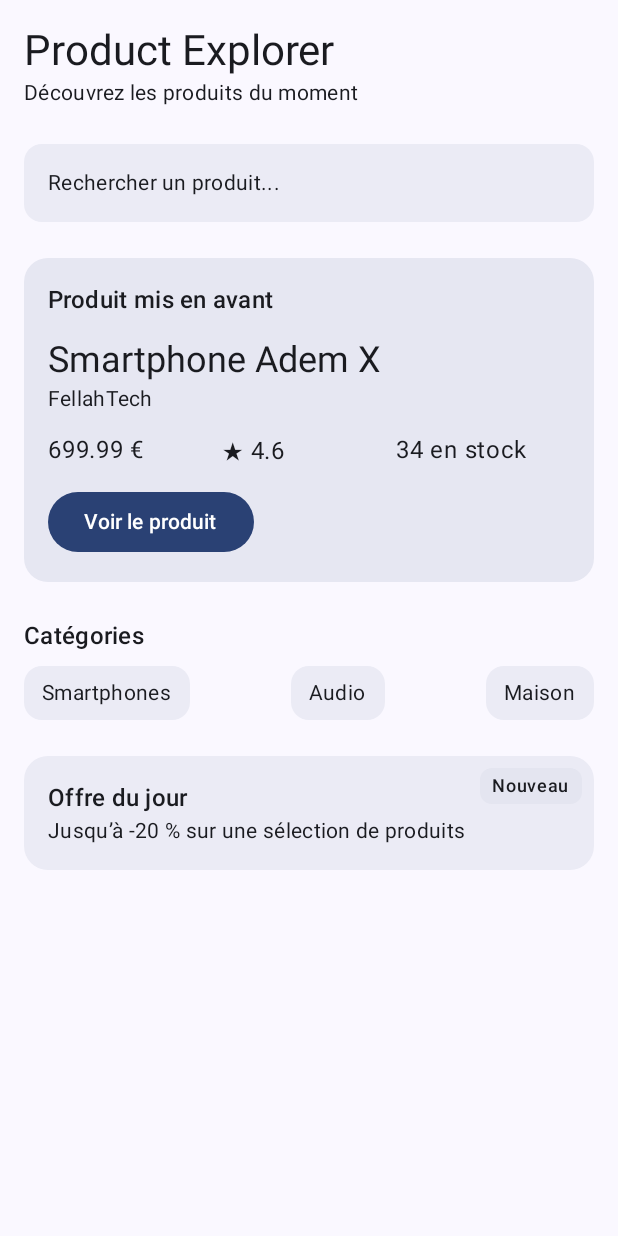
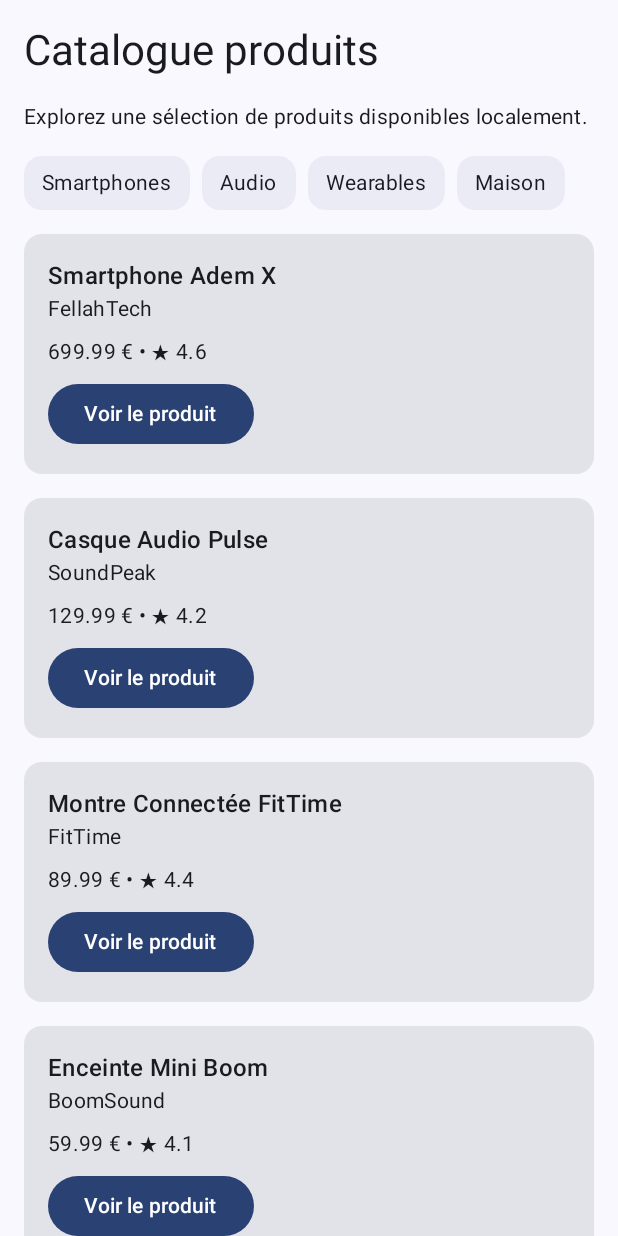
Before and after one commit to ademlsgo/ProductExplorer, an Android app built with Jetpack Compose: the screen it shows after launch (MainActivity), on a phone screen of 412 x 824 dp. Run offline under Robolectric (Android 15) with nearby library versions, the phone set to English and light mode, and no system bars.

Commit message:
TP6 : catalogue local de produits (LazyColumn, LazyRow, items)

```diff
--- a/app/src/main/java/com/example/productexplorer/MainActivity.kt
+++ b/app/src/main/java/com/example/productexplorer/MainActivity.kt
@@ -5,6 +5,7 @@ import androidx.activity.ComponentActivity
 import androidx.activity.compose.setContent
 import androidx.activity.enableEdgeToEdge
 import androidx.compose.foundation.Image
+import androidx.compose.foundation.layout.Arrangement
 import androidx.compose.foundation.layout.Box
 import androidx.compose.foundation.layout.Column
 import androidx.compose.foundation.layout.Row
@@ -12,7 +13,11 @@ import androidx.compose.foundation.layout.Spacer
 import androidx.compose.foundation.layout.fillMaxSize
 import androidx.compose.foundation.layout.fillMaxWidth
 import androidx.compose.foundation.layout.height
+import androidx.compose.foundation.layout.PaddingValues
 import androidx.compose.foundation.layout.padding
+import androidx.compose.foundation.lazy.LazyColumn
+import androidx.compose.foundation.lazy.LazyRow
+import androidx.compose.foundation.lazy.items
 import androidx.compose.material.icons.Icons
 import androidx.compose.material.icons.filled.Star
 import androidx.compose.material3.Button
@@ -38,9 +43,9 @@ class MainActivity : ComponentActivity() {
         setContent {
             ProductExplorerTheme {
                 Scaffold(modifier = Modifier.fillMaxSize()) { innerPadding ->
-                    ProductHomeScreen(
-                        featuredProduct = sampleProduct(),
-                        onFeaturedProductClick = {
+                    ProductCatalogScreen(
+                        products = sampleProducts(),
+                        onProductClick = {
                             // Plus tard : ouvrir le détail du produit
                         },
                         modifier = Modifier.padding(innerPadding)
@@ -54,6 +59,7 @@ class MainActivity : ComponentActivity() {
 // ---------- Données locales ----------
 
 data class ProductUi(
+    val id: Int,
     val title: String,
     val brand: String,
     val category: String,
@@ -68,6 +74,7 @@ data class ProductUi(
 
 fun sampleProduct(): ProductUi {
     return ProductUi(
+        id = 1,
         title = "Smartphone Adem X",
         brand = "FellahTech",
         category = "Smartphones",
@@ -83,6 +90,7 @@ fun sampleProduct(): ProductUi {
 
 fun sampleProductOutOfStock(): ProductUi {
     return ProductUi(
+        id = 2,
         title = "Casque Audio Pulse",
         brand = "SoundPeak",
         category = "Audio",
@@ -95,6 +103,43 @@ fun sampleProductOutOfStock(): ProductUi {
         warrantyInformation = "Garantie constructeur : 1 an",
         shippingInformation = "Produit temporairement indisponible"
     )
+}
+
+fun sampleProducts(): List<ProductUi> {
+    return listOf(
+        sampleProduct(),
+        sampleProductOutOfStock(),
+        ProductUi(
+            id = 3,
+            title = "Montre Connectée FitTime",
+            brand = "FitTime",
+            category = "Wearables",
+            description = "Une montre connectée simple pour suivre l’activité quotidienne.",
+            price = 89.99,
+            discountPercentage = 15.0,
+            rating = 4.4,
+            stock = 18,
+            warrantyInformation = "Garantie constructeur : 2 ans",
+            shippingInformation = "Livraison estimée : 2 à 4 jours ouvrés"
+        ),
+        ProductUi(
+            id = 4,
+            title = "Enceinte Mini Boom",
+            brand = "BoomSound",
+            category = "Audio",
+            description = "Une enceinte compacte pour écouter de la musique à la maison ou en déplacement.",
+            price = 59.99,
+            discountPercentage = 5.0,
+            rating = 4.1,
+            stock = 52,
+            warrantyInformation = "Garantie constructeur : 1 an",
+            shippingInformation = "Livraison estimée : 3 jours ouvrés"
+        )
+    )
+}
+
+fun sampleCategories(): List<String> {
+    return listOf("Smartphones", "Audio", "Wearables", "Maison")
 }
 
 // ---------- Écran de détail produit (TP4) ----------
@@ -517,7 +562,108 @@ fun DailyOfferBox(
     }
 }
 
+// ---------- Catalogue de produits (TP6) ----------
+
+@Composable
+fun ProductCatalogScreen(
+    products: List<ProductUi>,
+    onProductClick: (ProductUi) -> Unit,
+    modifier: Modifier = Modifier
+) {
+    LazyColumn(
+        modifier = modifier.fillMaxSize(),
+        // Marge intérieure autour du contenu de la liste
+        contentPadding = PaddingValues(16.dp),
+        // Espace vertical entre les éléments de la liste
+        verticalArrangement = Arrangement.spacedBy(16.dp)
+    ) {
+        item {
+            Text(
+                text = "Catalogue produits",
+                style = MaterialTheme.typography.headlineMedium
+            )
+        }
+        item {
+            Text(
+                text = "Explorez une sélection de produits disponibles localement.",
+                style = MaterialTheme.typography.bodyMedium
+            )
+        }
+        item {
+            CategoryRow(categories = sampleCategories())
+        }
+        items(
+            items = products,
+            key = { product -> product.id }
+        ) { product ->
+            ProductListItem(
+                product = product,
+                onClick = {
+                    onProductClick(product)
+                }
+            )
+        }
+    }
+}
+
+@Composable
+fun ProductListItem(
+    product: ProductUi,
+    onClick: () -> Unit,
+    modifier: Modifier = Modifier
+) {
+    Card(modifier = modifier.fillMaxWidth()) {
+        Column(
+            modifier = Modifier.padding(16.dp)
+        ) {
+            Text(
+                text = product.title,
+                style = MaterialTheme.typography.titleMedium
+            )
+            Text(
+                text = product.brand,
+                style = MaterialTheme.typography.bodyMedium
+            )
+            Spacer(modifier = Modifier.height(8.dp))
+            Text(
+                text = "${product.price} € • ★ ${product.rating}",
+                style = MaterialTheme.typography.bodyMedium
+            )
+            Spacer(modifier = Modifier.height(8.dp))
+            Button(onClick = onClick) {
+                Text(text = "Voir le produit")
+            }
+        }
+    }
+}
+
+@Composable
+fun CategoryRow(
+    categories: List<String>,
+    modifier: Modifier = Modifier
+) {
+    LazyRow(
+        modifier = modifier,
+        horizontalArrangement = Arrangement.spacedBy(8.dp)
+    ) {
+        items(categories) { category ->
+            CategoryChip(label = category)
+        }
+    }
+}
+
 // ---------- Previews ----------
+
+@Preview(showBackground = true)
+@Composable
+fun ProductCatalogScreenPreview() {
+    ProductExplorerTheme {
+        ProductCatalogScreen(
+            products = sampleProducts(),
+            onProductClick = {}
+        )
+    }
+}
 
 @Preview(showBackground = true)
 @Composable
```
Also changed, not shown: 2 other files.
